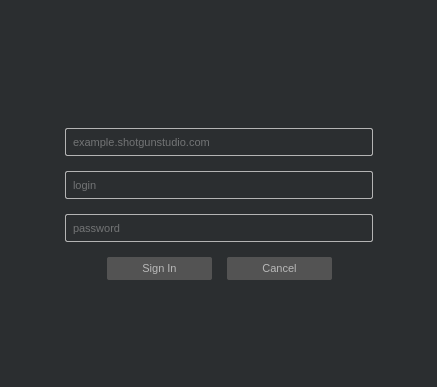
Before: the Qt Designer form resources/login.ui in cgcloud/tk-framework-login, drawn with Qt 5.
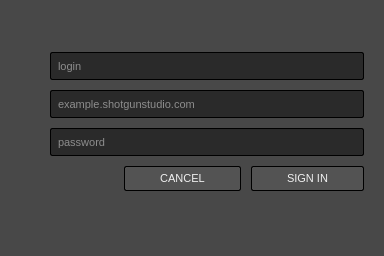
After: the same form once the commit is applied. Icons and pictures are not drawn. Custom widgets are drawn as their Qt base class.

Commit message: Ticket #25601 - Major refactor.  Dialog functionality split out.  Better abstraction around keychain implementations.  Made more methods available to subclasses of Login to provide more flexibility.  Better documentation.  Closes #1.

Patch:
```diff
--- a/resources/login.ui
+++ b/resources/login.ui
@@ -9,8 +9,8 @@
    <rect>
     <x>0</x>
     <y>0</y>
-    <width>437</width>
-    <height>387</height>
+    <width>384</width>
+    <height>256</height>
    </rect>
   </property>
   <property name="windowTitle">
@@ -23,9 +23,8 @@
   <property name="styleSheet">
    <string notr="true">QWidget
 {
-    background-color:  rgb(43, 46, 48);
-    color: rgb(185, 185, 185);
-    border-radius: 2px;
+    background-color:  rgb(72, 72, 72);
+    color: rgb(240, 240, 240);
     selection-background-color: rgb(167, 167, 167);
     selection-color: rgb(26, 26, 26);
     font-size: 11px;
@@ -34,7 +33,8 @@
 QPushButton
 {
 	background-color: rgb(83, 83, 83);
-	border: none;
+	border: 1px solid black;
+	border-radius: 2px;
 	padding: 5px;
 	padding-left: 35px;
 	padding-right: 35px;
@@ -47,35 +47,59 @@
 
 QLineEdit
 {
-	border: 1px solid rgb(180, 180, 180);
+	background-color: rgb(42, 42, 42);
+	border: 1px solid black;
+	border-radius: 2px;
 	padding: 5px;
+}
+
+QLineEdit:focus
+{
+	border: 1px solid rgb(48, 167, 227);
 }</string>
   </property>
   <property name="modal">
    <bool>true</bool>
   </property>
-  <layout class="QVBoxLayout" name="verticalLayout_2">
+  <layout class="QVBoxLayout" name="verticalLayout_2" stretch="1,0,1,0">
+   <property name="spacing">
+    <number>0</number>
+   </property>
+   <property name="margin">
+    <number>20</number>
+   </property>
    <item>
-    <spacer name="verticalSpacer">
+    <spacer name="top_spacer">
      <property name="orientation">
       <enum>Qt::Vertical</enum>
      </property>
      <property name="sizeHint" stdset="0">
       <size>
        <width>20</width>
-       <height>40</height>
+       <height>0</height>
       </size>
      </property>
     </spacer>
    </item>
    <item>
-    <layout class="QHBoxLayout" name="horizontalLayout">
+    <layout class="QHBoxLayout" name="horizontalLayout" stretch="0,0">
+     <property name="spacing">
+      <number>10</number>
+     </property>
      <item>
-      <widget class="QLabel" name="logo">
+      <layout class="QVBoxLayout" name="verticalLayout_4">
+       <item>
+        <widget class="AspectPreservingLabel" name="logo">
+         <property name="sizePolicy">
+          <sizepolicy hsizetype="Preferred" vsizetype="Preferred">
+           <horstretch>0</horstretch>
+           <verstretch>0</verstretch>
+          </sizepolicy>
+         </property>
        <property name="maximumSize">
         <size>
          <width>250</width>
-         <height>32</height>
+           <height>150</height>
         </size>
        </property>
        <property name="text">
@@ -95,57 +119,23 @@
        </property>
       </widget>
      </item>
-    </layout>
-   </item>
    <item>
     <spacer name="verticalSpacer_2">
      <property name="orientation">
       <enum>Qt::Vertical</enum>
      </property>
-     <property name="sizeType">
-      <enum>QSizePolicy::Fixed</enum>
-     </property>
      <property name="sizeHint" stdset="0">
       <size>
        <width>20</width>
-       <height>20</height>
-      </size>
-     </property>
-    </spacer>
-   </item>
-   <item>
-    <layout class="QHBoxLayout" name="horizontalLayout_3">
-     <item>
-      <spacer name="horizontalSpacer">
-       <property name="orientation">
-        <enum>Qt::Horizontal</enum>
-       </property>
-       <property name="sizeHint" stdset="0">
-        <size>
-         <width>40</width>
-         <height>20</height>
-        </size>
-       </property>
-      </spacer>
-     </item>
-     <item>
-      <layout class="QVBoxLayout" name="verticalLayout">
-       <property name="spacing">
-        <number>15</number>
-       </property>
-       <item>
-        <widget class="QLineEdit" name="site">
-         <property name="minimumSize">
-          <size>
-           <width>308</width>
            <height>0</height>
           </size>
          </property>
-         <property name="placeholderText">
-          <string>example.shotgunstudio.com</string>
-         </property>
-        </widget>
+        </spacer>
        </item>
+      </layout>
+     </item>
+     <item>
+      <layout class="QVBoxLayout" name="verticalLayout_3">
        <item>
         <widget class="QLineEdit" name="login">
          <property name="minimumSize">
@@ -159,6 +149,19 @@
          </property>
         </widget>
        </item>
+       <item>
+        <widget class="QLineEdit" name="site">
+         <property name="minimumSize">
+          <size>
+           <width>308</width>
+           <height>0</height>
+          </size>
+         </property>
+         <property name="placeholderText">
+          <string>example.shotgunstudio.com</string>
+         </property>
+        </widget>
+       </item>
        <item>
         <widget class="QLineEdit" name="password">
          <property name="minimumSize">
@@ -176,7 +179,10 @@
         </widget>
        </item>
        <item>
-        <layout class="QHBoxLayout" name="horizontalLayout_2">
+        <layout class="QHBoxLayout" name="horizontalLayout_2" stretch="1,0,0">
+         <property name="spacing">
+          <number>10</number>
+         </property>
          <item>
           <spacer name="sign_in_hspacer">
            <property name="orientation">
@@ -190,13 +196,29 @@
            </property>
           </spacer>
          </item>
+         <item>
+          <widget class="QPushButton" name="cancel">
+           <property name="styleSheet">
+            <string notr="true"/>
+           </property>
+           <property name="text">
+            <string>CANCEL</string>
+           </property>
+           <property name="autoDefault">
+            <bool>false</bool>
+           </property>
+           <property name="flat">
+            <bool>true</bool>
+           </property>
+          </widget>
+         </item>
          <item>
           <widget class="QPushButton" name="sign_in">
            <property name="styleSheet">
             <string notr="true"/>
            </property>
            <property name="text">
-            <string>Sign In</string>
+            <string>SIGN IN</string>
            </property>
            <property name="autoDefault">
             <bool>false</bool>
@@ -209,31 +231,17 @@
            </property>
           </widget>
          </item>
-         <item>
-          <widget class="QPushButton" name="cancel">
-           <property name="styleSheet">
-            <string notr="true"/>
-           </property>
-           <property name="text">
-            <string>Cancel</string>
-           </property>
-           <property name="autoDefault">
-            <bool>false</bool>
-           </property>
-           <property name="flat">
-            <bool>true</bool>
-           </property>
-          </widget>
+        </layout>
          </item>
          <item>
-          <spacer name="horizontalSpacer_3">
+        <spacer name="verticalSpacer">
            <property name="orientation">
-            <enum>Qt::Horizontal</enum>
+          <enum>Qt::Vertical</enum>
            </property>
            <property name="sizeHint" stdset="0">
             <size>
-             <width>40</width>
-             <height>20</height>
+           <width>20</width>
+           <height>0</height>
             </size>
            </property>
           </spacer>
@@ -243,29 +251,14 @@
       </layout>
      </item>
      <item>
-      <spacer name="horizontalSpacer_2">
+    <spacer name="verticalSpacer_3">
        <property name="orientation">
-        <enum>Qt::Horizontal</enum>
-       </property>
-       <property name="sizeHint" stdset="0">
-        <size>
-         <width>40</width>
-         <height>20</height>
-        </size>
-       </property>
-      </spacer>
-     </item>
-    </layout>
-   </item>
-   <item>
-    <spacer name="bottom_vspacer">
-     <property name="orientation">
       <enum>Qt::Vertical</enum>
      </property>
      <property name="sizeHint" stdset="0">
       <size>
        <width>20</width>
-       <height>70</height>
+       <height>0</height>
       </size>
      </property>
     </spacer>
@@ -288,6 +281,13 @@
    </item>
   </layout>
  </widget>
+ <customwidgets>
+  <customwidget>
+   <class>AspectPreservingLabel</class>
+   <extends>QLabel</extends>
+   <header>..aspect_preserving_label</header>
+  </customwidget>
+ </customwidgets>
  <resources>
   <include location="resources.qrc"/>
  </resources>
```
Left out of the diff: 10 changed lines with no effect on the pictures. Lines whose indentation alone changed are shown as unchanged. The commit also changes 41 other files.
